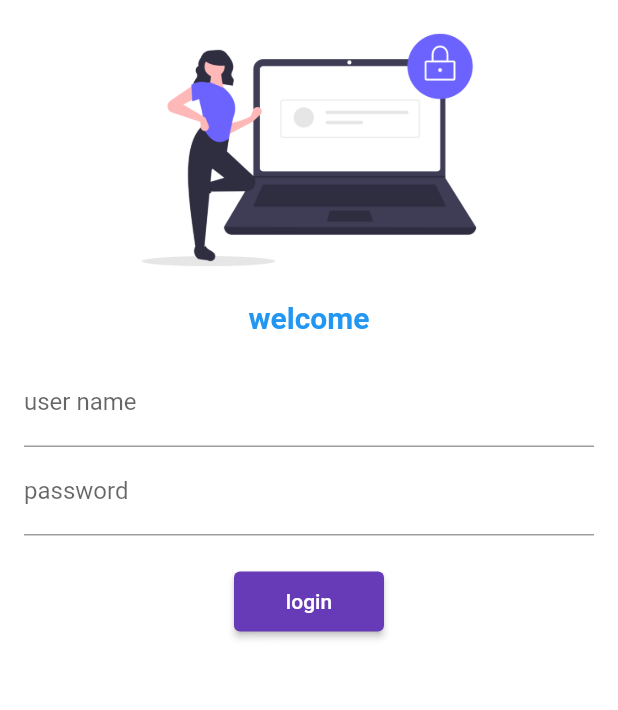
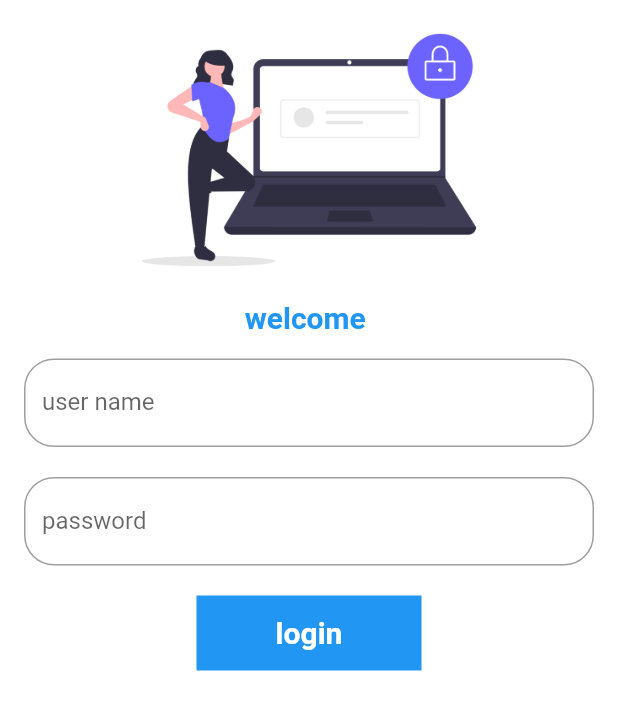
Before and after one commit to nsnnajam/flutter-learn, a Flutter app: the screen it shows after launch, on a phone screen of 412 x 824 dp. Shown: the top 710 px of the screen. Run offline on Flutter 3.47's test engine with Material 2 defaults, Android fonts, the phone set to English and light mode, and no system bars.

Commit message:
day6 completed

```diff
--- a/myapp/lib/login.dart
+++ b/myapp/lib/login.dart
@@ -11,6 +11,9 @@ class Loginpge extends StatefulWidget {
 }
 
 class _LoginpgeState extends State<Loginpge> {
+  String name = "";
+  bool changebutton = false;
+
   @override
   Widget build(BuildContext context) {
     return Material(
@@ -24,7 +27,7 @@ class _LoginpgeState extends State<Loginpge> {
               height: 200,
             ),
             Text(
-              "welcome",
+              "welcome $name",
               style: TextStyle(
                   fontSize: 20,
                   color: Colors.blue,
@@ -36,13 +39,26 @@ class _LoginpgeState extends State<Loginpge> {
                 children: [
                   TextFormField(
                     decoration: InputDecoration(
+                      border: OutlineInputBorder(
+                          borderRadius: BorderRadius.circular(20),
+                          borderSide: BorderSide(style: BorderStyle.solid)),
                       hintText: "enter user name",
                       labelText: "user name",
                     ),
+                    onChanged: (value) {
+                      name = value;
+                      setState(() {});
+                    },
+                  ),
+                  SizedBox(
+                    height: 20,
                   ),
                   TextFormField(
                     obscureText: true,
                     decoration: InputDecoration(
+                      border: OutlineInputBorder(
+                          borderRadius: BorderRadius.circular(20),
+                          borderSide: BorderSide(style: BorderStyle.solid)),
                       hintText: "enter password",
                       labelText: "password",
                     ),
@@ -50,13 +66,45 @@ class _LoginpgeState extends State<Loginpge> {
                   SizedBox(
                     height: 20,
                   ),
-                  ElevatedButton(
-                    onPressed: () {
+
+                  // ElevatedButton(
+                  //   onPressed: () {
+                  //     Navigator.pushNamed(context, Myroutes.homeroute);
+                  //   },
+                  //   child: Text("login"),
+                  //   style: TextButton.styleFrom(minimumSize: Size(100, 40)),
+                  // )
+                  InkWell(
+                    onTap: () async {
+                      setState(() {
+                        changebutton = true;
+                      });
+                      await Future.delayed(Duration(seconds: 2));
                       Navigator.pushNamed(context, Myroutes.homeroute);
                     },
-                    child: Text("login"),
-                    style: TextButton.styleFrom(minimumSize: Size(100, 40)),
-                  )
+                    child: AnimatedContainer(
+                      duration: Duration(seconds: 2),
+                      height: 50,
+                      width: changebutton ? 50 : 150,
+                      alignment: Alignment.center,
+                      child: changebutton
+                          ? Icon(Icons.done, color: Colors.white)
+                          : Text(
+                              "login",
+                              style: TextStyle(
+                                  color: Colors.white,
+                                  fontWeight: FontWeight.bold,
+                                  fontSize: 20),
+                            ),
+                      decoration: BoxDecoration(
+                          color: Colors.blue,
+                          shape: changebutton
+                              ? BoxShape.circle
+                              : BoxShape.rectangle
+                          // borderRadius: BorderRadius.circular(10),
+                          ),
+                    ),
+                  ),
                 ],
               ),
             )
```
Also changed, not shown: myapp/pubspec.lock, 1 other file.
